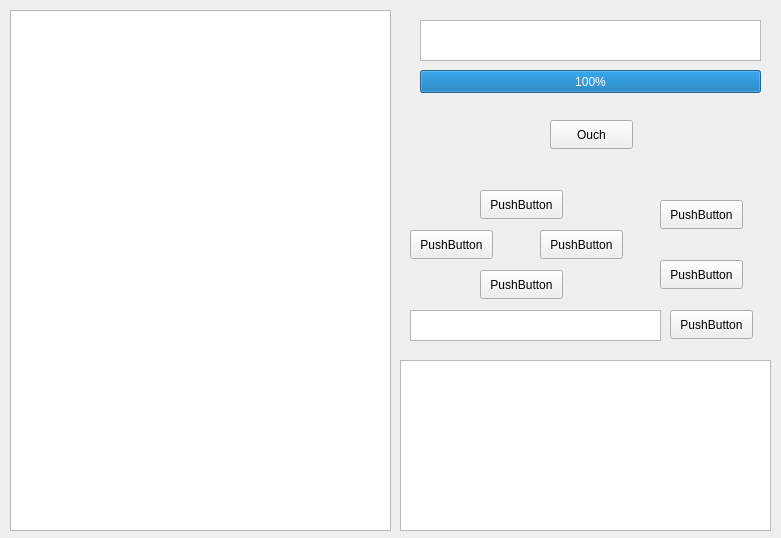
Old version of the form gamewindow.ui in the repository Emeric-dsz/Ork.
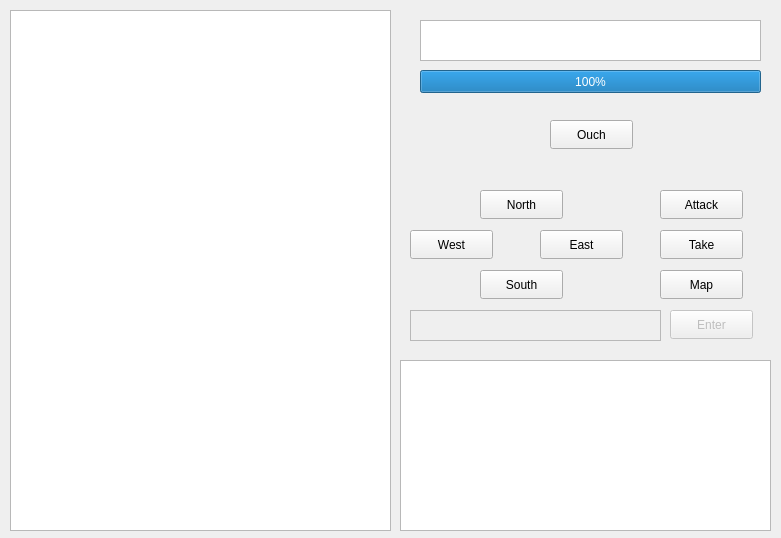
New version of the form.

What changed in the file:
```diff
--- a/gamewindow.ui
+++ b/gamewindow.ui
@@ -75,7 +75,7 @@
       <height>171</height>
      </rect>
     </property>
-    <widget class="QPushButton" name="pushButton">
+    <widget class="QPushButton" name="North">
      <property name="geometry">
       <rect>
        <x>80</x>
@@ -85,10 +85,10 @@
       </rect>
      </property>
      <property name="text">
-      <string>PushButton</string>
+      <string>North</string>
      </property>
     </widget>
-    <widget class="QPushButton" name="pushButton_2">
+    <widget class="QPushButton" name="West">
      <property name="geometry">
       <rect>
        <x>10</x>
@@ -98,10 +98,10 @@
       </rect>
      </property>
      <property name="text">
-      <string>PushButton</string>
+      <string>West</string>
      </property>
     </widget>
-    <widget class="QPushButton" name="pushButton_3">
+    <widget class="QPushButton" name="South">
      <property name="geometry">
       <rect>
        <x>80</x>
@@ -111,23 +111,23 @@
       </rect>
      </property>
      <property name="text">
-      <string>PushButton</string>
+      <string>South</string>
      </property>
     </widget>
-    <widget class="QPushButton" name="pushButton_4">
+    <widget class="QPushButton" name="Attack">
      <property name="geometry">
       <rect>
        <x>260</x>
-       <y>20</y>
+       <y>10</y>
        <width>83</width>
        <height>29</height>
       </rect>
      </property>
      <property name="text">
-      <string>PushButton</string>
+      <string>Attack</string>
      </property>
     </widget>
-    <widget class="QPushButton" name="pushButton_5">
+    <widget class="QPushButton" name="East">
      <property name="geometry">
       <rect>
        <x>140</x>
@@ -137,23 +137,26 @@
       </rect>
      </property>
      <property name="text">
-      <string>PushButton</string>
+      <string>East</string>
      </property>
     </widget>
-    <widget class="QPushButton" name="pushButton_6">
+    <widget class="QPushButton" name="Take">
      <property name="geometry">
       <rect>
        <x>260</x>
-       <y>80</y>
+       <y>50</y>
        <width>83</width>
        <height>29</height>
       </rect>
      </property>
      <property name="text">
-      <string>PushButton</string>
+      <string>Take</string>
      </property>
     </widget>
     <widget class="QTextEdit" name="textEdit">
+     <property name="enabled">
+      <bool>false</bool>
+     </property>
      <property name="geometry">
       <rect>
        <x>10</x>
@@ -163,7 +166,10 @@
       </rect>
      </property>
     </widget>
-    <widget class="QPushButton" name="pushButton_7">
+    <widget class="QPushButton" name="Enter">
+     <property name="enabled">
+      <bool>false</bool>
+     </property>
      <property name="geometry">
       <rect>
        <x>270</x>
@@ -173,7 +179,20 @@
       </rect>
      </property>
      <property name="text">
-      <string>PushButton</string>
+      <string>Enter</string>
+     </property>
+    </widget>
+    <widget class="QPushButton" name="Map">
+     <property name="geometry">
+      <rect>
+       <x>260</x>
+       <y>90</y>
+       <width>83</width>
+       <height>29</height>
+      </rect>
+     </property>
+     <property name="text">
+      <string>Map</string>
      </property>
     </widget>
    </widget>
```
